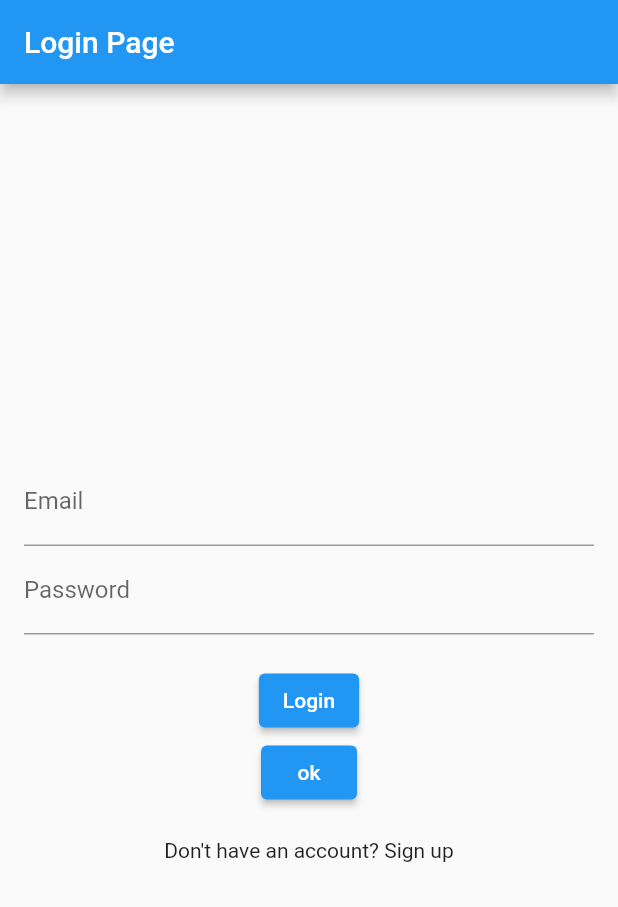
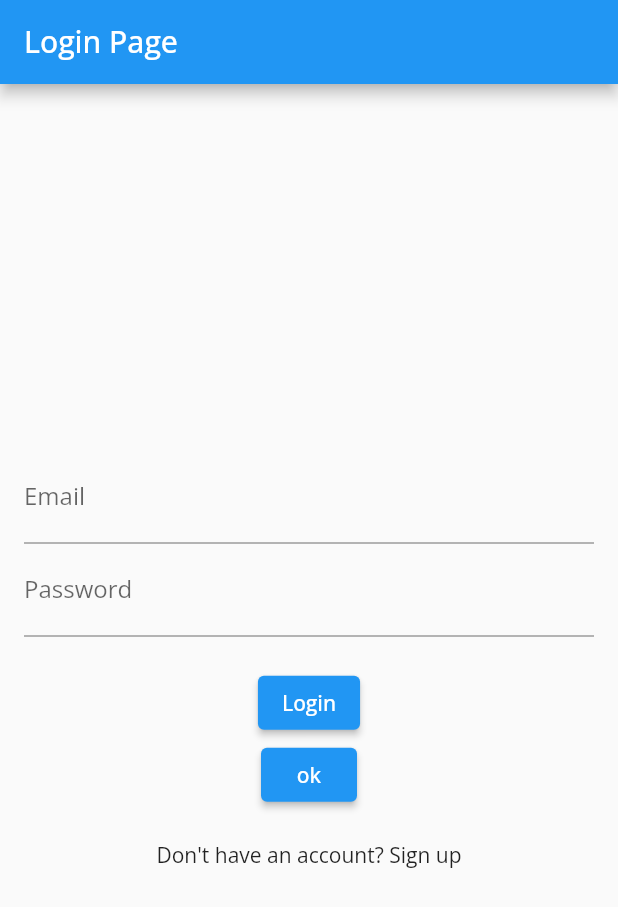
Before and after one commit to vishwas-kr/Daap, a Flutter app: the screen it shows after launch, on a phone screen of 412 x 824 dp. Shown: the top 907 px of the screen. Run offline on Flutter 3.47's test engine with Material 2 defaults, Android fonts, the phone set to English and light mode, and no system bars; our stand-ins replace flutter_screenutil, google_fonts.

Commit message:
Update main.dart

```diff
--- a/lib/main.dart
+++ b/lib/main.dart
@@ -1,22 +1,34 @@
 import 'package:flutter/material.dart';
+import 'package:flutter_screenutil/flutter_screenutil.dart';
+import 'package:google_fonts/google_fonts.dart';
 import 'package:robbin_hood_google_soln/views/splash/splash.dart';
-import 'surplus_food_screen.dart';
 
 void main() {
   runApp(const MyApp());
 }
 
 class MyApp extends StatelessWidget {
-  const MyApp({Key? key}) : super(key: key);
+  const MyApp({super.key});
 
+  // This widget is the root of your application.
   @override
   Widget build(BuildContext context) {
-    return MaterialApp(
-      title: 'robinhood',
-      theme: ThemeData(
-        primarySwatch: Colors.blue,
-      ),
-      home: const SplashScreen(),
+    return ScreenUtilInit(
+      designSize: const Size(360, 690),
+      minTextAdapt: true,
+      splitScreenMode: true,
+      builder: (context, child) {
+        return MaterialApp(
+          debugShowCheckedModeBanner: false,
+          theme: ThemeData(
+            primarySwatch: Colors.blue,
+            textTheme:
+                GoogleFonts.openSansTextTheme(Theme.of(context).textTheme),
+          ),
+          home: child,
+        );
+      },
+      child: const SplashScreen(),
     );
   }
 }
```
